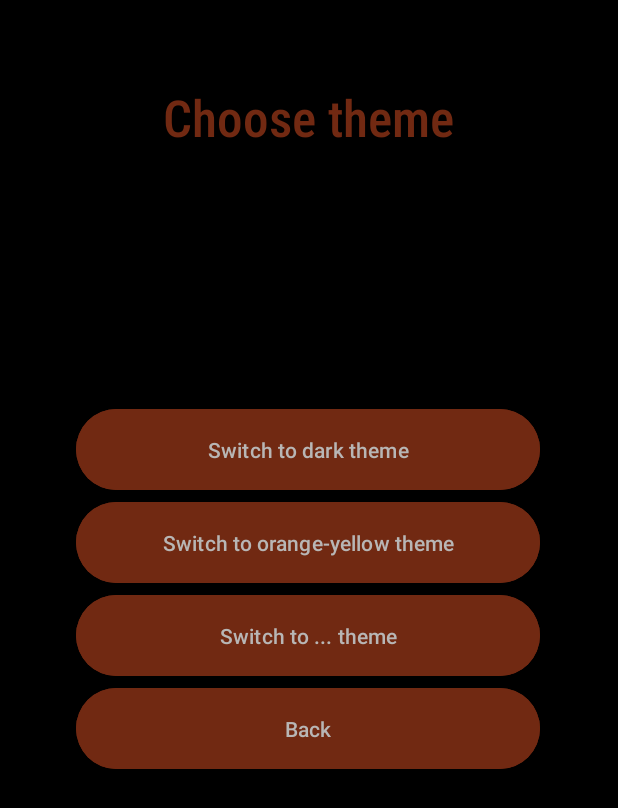
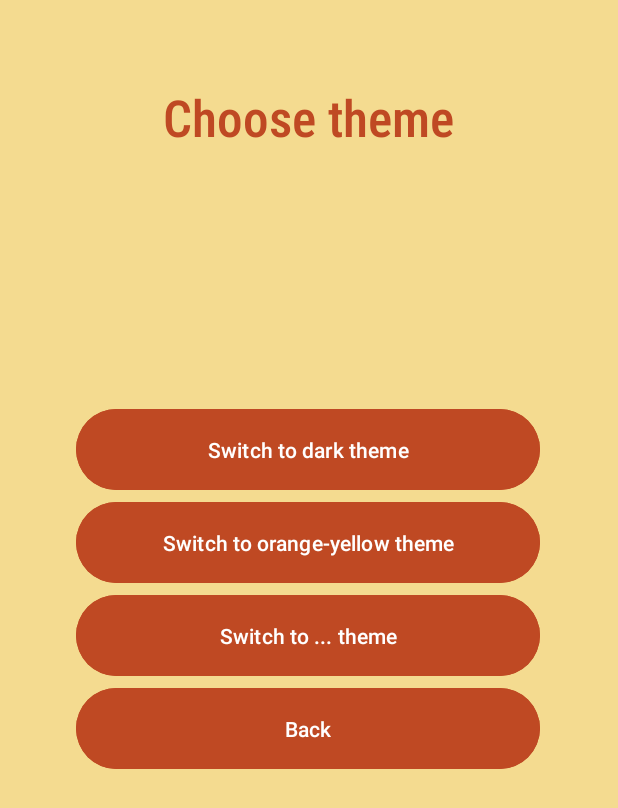
Before and after one commit to DaryaEvd/OOAD, an Android app: the ChangeAppearanceActivity screen opened directly, with no data from a screen before it, after a tap on "Switch to orange-yellow theme", on a phone screen of 412 x 824 dp. Shown: the top 808 px of the screen. Run offline under Robolectric (Android 15) with nearby library versions, the phone set to English and light mode, and no system bars.

Commit message:
fixed changing themes

```diff
--- a/team_work/TimeWise/app/src/main/java/ooad/timewise/settings/AppearanceManager.java
+++ b/team_work/TimeWise/app/src/main/java/ooad/timewise/settings/AppearanceManager.java
@@ -31,4 +31,15 @@ public class AppearanceManager {
             AppCompatDelegate.setDefaultNightMode(AppCompatDelegate.MODE_NIGHT_YES);
         }
     }
+
+
+    public void applyCurrentTheme(Context context) {
+        switchToCurrentTheme(context);
+    }
+
+    public String getCurrentTheme(Context context) {
+        SharedPreferences themePref = context.getSharedPreferences(SHARED_PREF_NAME_FOR_THEME, MODE_PRIVATE);
+        return themePref.getString(KEY, "");
+    }
+
 }
--- a/team_work/TimeWise/app/src/main/java/ooad/timewise/settings/ChangeAppearanceActivity.java
+++ b/team_work/TimeWise/app/src/main/java/ooad/timewise/settings/ChangeAppearanceActivity.java
@@ -26,16 +26,30 @@ public class ChangeAppearanceActivity extends AppCompatActivity {
         switchToYellowOrangeThemeBtn.setOnClickListener(this::clickOnYellowOrangeThemeBtn);
     }
 
-    private void clickOnDarkThemeBtn(View v){
-        appearanceManager.saveTheme(this, getString(R.string.dark_theme));
-        ActivitiesUtils.showInfo("Please, restart app", this);
-    }
-    private void clickOnYellowOrangeThemeBtn(View v){
-        appearanceManager.saveTheme(this, getString(R.string.yellow_orange_theme));
-        ActivitiesUtils.showInfo("Please, restart app", this);
+    private void clickOnDarkThemeBtn(View v) {
+        if (!appearanceManager.getCurrentTheme(this).equals(getString(R.string.dark_theme))) {
+            appearanceManager.saveTheme(this, getString(R.string.dark_theme));
+            ActivitiesUtils.showInfo("Please, confirm your password", this);
+            appearanceManager.applyCurrentTheme(this); // Apply the theme without recreating the activity
+        } else {
+            ActivitiesUtils.showInfo("You already have the Dark theme", this);
+        }
+
+//        appearanceManager.saveTheme(this, getString(R.string.dark_theme));
+//        appearanceManager.applyCurrentTheme(this); // Apply the theme without recreating the activity
     }
 
-    private void clickOnBackBtn(View v){
+    private void clickOnYellowOrangeThemeBtn(View v) {
+        if (!appearanceManager.getCurrentTheme(this).equals(getString(R.string.yellow_orange_theme))) {
+            appearanceManager.saveTheme(this, getString(R.string.yellow_orange_theme));
+            ActivitiesUtils.showInfo("Please, confirm your password", this);
+            appearanceManager.applyCurrentTheme(this);
+        } else {
+            ActivitiesUtils.showInfo("You already have the Light theme", this);
+        }
+    }
+
+    private void clickOnBackBtn(View v) {
         ActivitiesUtils.switchToActivity(SettingsActivity.class, this);
     }
 }
```
